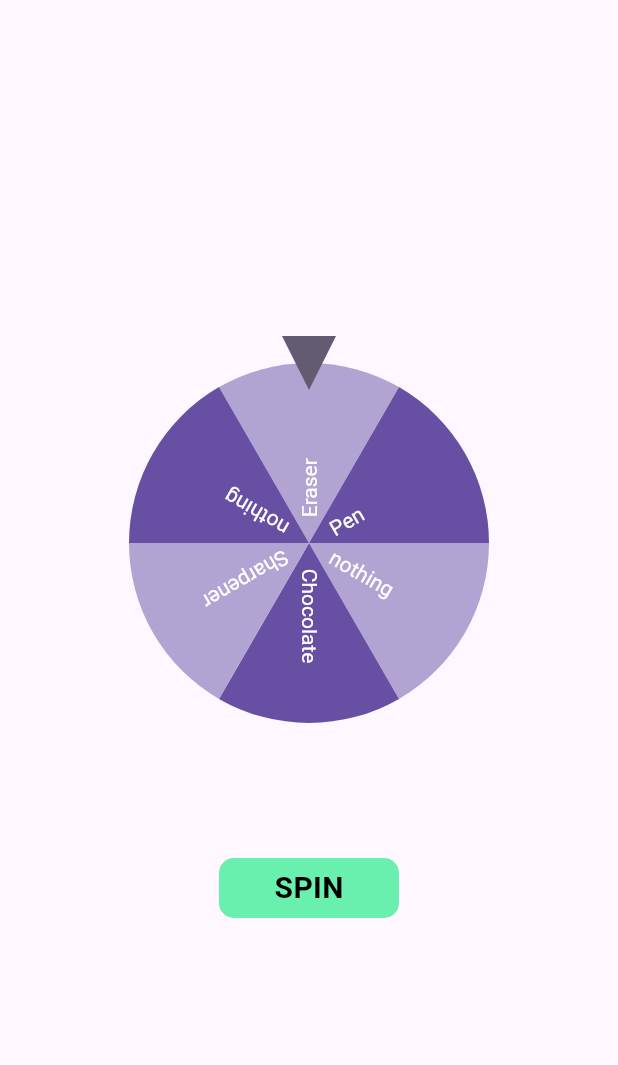
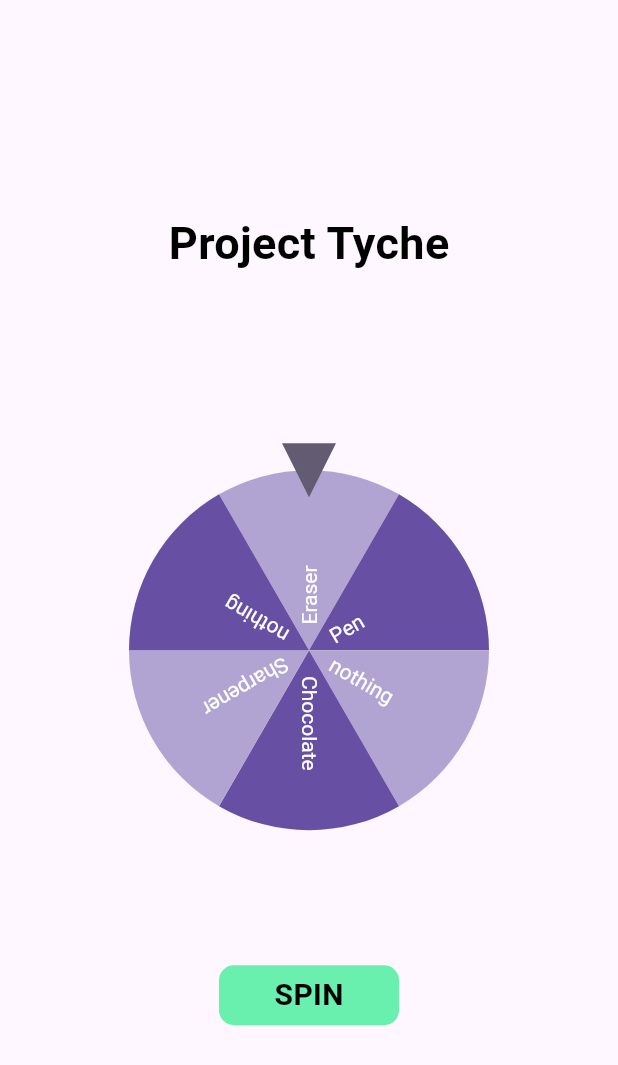
Before and after one commit to Himal-Thapa1/project_tyche, a Flutter app: the screen it shows after launch, on a phone screen of 412 x 824 dp. Shown: the top 1065 px of the screen. Run offline on Flutter 3.47's test engine with Material 3 defaults, Android fonts, the phone set to English and light mode, and no system bars; drawn by our look-alikes of flutter_fortune_wheel; our stand-ins replace assets_audio_player, lottie, rxdart.

Commit message:
did somethings

```diff
--- a/lib/main.dart
+++ b/lib/main.dart
@@ -1,61 +1,3 @@
-// import 'package:flutter/foundation.dart';
-// import 'package:flutter/material.dart';
-// import 'package:project_tyche/spinwheelscreen.dart';
-
-// void main() {
-//   runApp(const MyApp());
-// }
-
-// class MyApp extends StatelessWidget {
-//   const MyApp({super.key});
-
-//   // Future that resolves when initialization is complete or encounters an error
-//   Future<void> _initializeAssetsAudioPlayer() async {
-//     try {
-//       // Perform any necessary initialization for assets_audio_player here
-//       // For example, you may call AssetsAudioPlayer.setupNotifications() if needed
-//     } catch (e) {
-//       // Handle initialization error
-//       if (kDebugMode) {
-//         print('Error initializing assets_audio_player: $e');
-//       }
-//     }
-//   }
-
-//   @override
-//   Widget build(BuildContext context) {
-//     return MaterialApp(
-//       title: 'Flutter Demo',
-//       theme: ThemeData(
-//         primarySwatch: Colors.green,
-//       ),
-//       home: FutureBuilder(
-//         future: _initializeAssetsAudioPlayer(),
-//         builder: (BuildContext context, AsyncSnapshot<void> snapshot) {
-//           if (snapshot.connectionState == ConnectionState.waiting) {
-//             // Show loading indicator while initializing
-//             return const Scaffold(
-//               body: Center(
-//                 child: CircularProgressIndicator(),
-//               ),
-//             );
-//           } else if (snapshot.hasError) {
-//             // Show error message if initialization fails
-//             return Scaffold(
-//               body: Center(
-//                 child: Text('Initialization Error: ${snapshot.error}'),
-//               ),
-//             );
-//           } else {
-//             // Initialization successful, return your main widget
-//             return const SpinWheel();
-//           }
-//         },
-//       ),
-//     );
-//   }
-// }
-
 import 'package:flutter/material.dart';
 import 'package:lottie/lottie.dart';
 import 'package:project_tyche/spinwheelscreen.dart';
@@ -70,7 +12,7 @@ class MyApp extends StatelessWidget {
   @override
   Widget build(BuildContext context) {
     return MaterialApp(
-      title: 'Flutter Demo',
+      title: 'Project Tyche',
       theme: ThemeData(
         primarySwatch: Colors.green,
       ),
--- a/lib/spinwheelscreen.dart
+++ b/lib/spinwheelscreen.dart
@@ -30,6 +30,15 @@ class _SpinWheelState extends State<SpinWheel> {
           crossAxisAlignment: CrossAxisAlignment.center,
           mainAxisAlignment: MainAxisAlignment.center,
           children: [
+            const Text("Project Tyche",
+            style: TextStyle(
+              fontSize: 30,
+              fontWeight: FontWeight.bold,
+              color: Colors.black,
+            ),),
+            const SizedBox(
+              height: 100,
+            ),
             SizedBox(
               height: 300,
               child: FortuneWheel(
```
